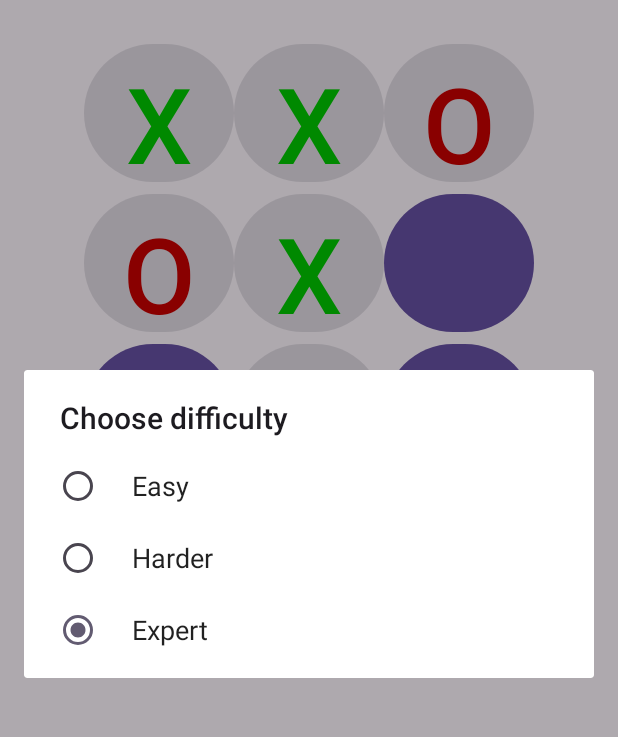
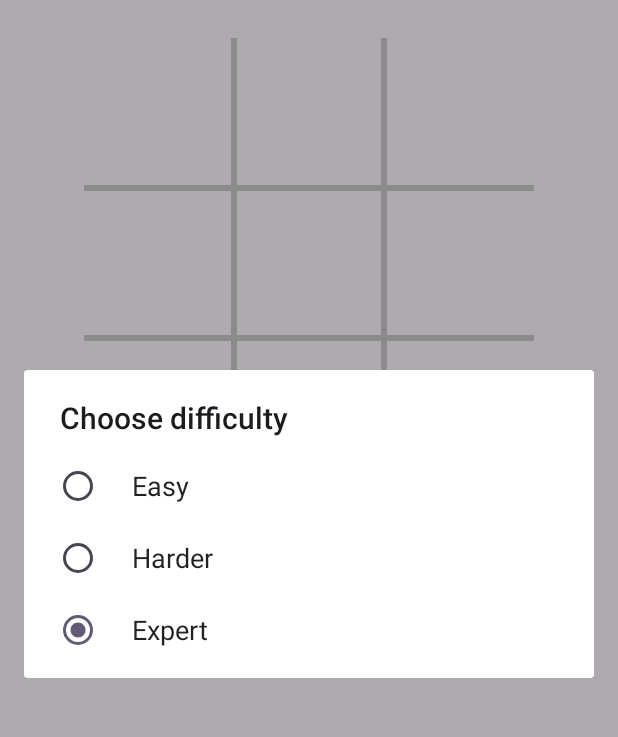
Before and after one commit to MobileAppsDevelopment2025II/AndroidTicTacToe, an Android app: the screen it shows after launch (MainActivity), in the options menu, after a tap on "Difficulty", on a phone screen of 412 x 824 dp, the part 94-831 px from its top. Run offline under Robolectric (Android 15) with nearby library versions, the light colour scheme and no system bars.

Commit message:
Challenge5

```diff
--- /dev/null
+++ b/app/src/main/java/co/edu/unal/tictactoe/BoardView.kt
@@ -0,0 +1,97 @@
+package co.edu.unal.tictactoe  // ⬅️ ajusta si tu paquete es distinto
+
+import android.content.Context
+import android.graphics.*
+import android.util.AttributeSet
+import android.view.View
+
+class BoardView : View {
+
+    companion object {
+        const val GRID_WIDTH = 6
+    }
+
+    private var mHumanBitmap: Bitmap? = null
+    private var mComputerBitmap: Bitmap? = null
+    private var mPaint: Paint? = null
+
+    // Referencia al juego para consultar el estado del tablero
+    private var mGame: TicTacToeGame? = null
+
+    constructor(context: Context) : super(context) { initialize() }
+    constructor(context: Context, attrs: AttributeSet?) : super(context, attrs) { initialize() }
+    constructor(context: Context, attrs: AttributeSet?, defStyleAttr: Int) : super(context, attrs, defStyleAttr) { initialize() }
+
+    private fun initialize() {
+        // Carga de bitmaps (pon tus nombres reales en drawable)
+        mHumanBitmap = BitmapFactory.decodeResource(resources, R.drawable.x_img)
+        mComputerBitmap = BitmapFactory.decodeResource(resources, R.drawable.o_img)
+
+        mPaint = Paint(Paint.ANTI_ALIAS_FLAG)
+        mPaint!!.color = Color.LTGRAY
+        mPaint!!.strokeWidth = GRID_WIDTH.toFloat()
+    }
+
+    fun setGame(game: TicTacToeGame) {
+        mGame = game
+        invalidate()
+    }
+
+    fun getBoardCellWidth(): Int {
+        val w = width
+        return if (w <= 0) 0 else w / 3
+    }
+
+    fun getBoardCellHeight(): Int {
+        val h = height
+        return if (h <= 0) 0 else h / 3
+    }
+
+    override fun onDraw(canvas: Canvas) {
+        super.onDraw(canvas)
+
+        val boardWidth = width
+        val boardHeight = height
+        val paint = mPaint ?: return
+
+        // === Líneas de la grilla ===
+        val cellWidth = if (boardWidth > 0) boardWidth / 3 else 0
+        val cellHeight = if (boardHeight > 0) boardHeight / 3 else 0
+
+        // Verticales
+        canvas.drawLine(cellWidth.toFloat(), 0f, cellWidth.toFloat(), boardHeight.toFloat(), paint)
+        canvas.drawLine((cellWidth * 2).toFloat(), 0f, (cellWidth * 2).toFloat(), boardHeight.toFloat(), paint)
+
+        // Horizontales
+        canvas.drawLine(0f, cellHeight.toFloat(), boardWidth.toFloat(), cellHeight.toFloat(), paint)
+        canvas.drawLine(0f, (cellHeight * 2).toFloat(), boardWidth.toFloat(), (cellHeight * 2).toFloat(), paint)
+
+        // === X y O en sus celdas ===
+        val game = mGame ?: return
+        var i = 0
+        while (i < TicTacToeGame.BOARD_SIZE) {
+            val col = i % 3
+            val row = i / 3
+
+            // Rect destino sin tapar las líneas (dejamos un margen del ancho de la línea)
+            val left = col * cellWidth + GRID_WIDTH
+            val top = row * cellHeight + GRID_WIDTH
+            val right = (col + 1) * cellWidth - GRID_WIDTH
+            val bottom = (row + 1) * cellHeight - GRID_WIDTH
+
+            val occupant = game.getBoardOccupant(i)
+            if (occupant == TicTacToeGame.HUMAN_PLAYER) {
+                val bmp = mHumanBitmap
+                if (bmp != null) {
+                    canvas.drawBitmap(bmp, null, Rect(left, top, right, bottom), null)
+                }
+            } else if (occupant == TicTacToeGame.COMPUTER_PLAYER) {
+                val bmp = mComputerBitmap
+                if (bmp != null) {
+                    canvas.drawBitmap(bmp, null, Rect(left, top, right, bottom), null)
+                }
+            }
+            i++
+        }
+    }
+}
--- a/app/src/main/java/co/edu/unal/tictactoe/MainActivity.kt
+++ b/app/src/main/java/co/edu/unal/tictactoe/MainActivity.kt
@@ -1,50 +1,120 @@
 package co.edu.unal.tictactoe
 
-import android.graphics.Color
+import android.media.MediaPlayer
 import android.os.Bundle
+import android.os.Handler
+import android.os.Looper
 import android.view.Menu
 import android.view.MenuItem
-import android.widget.Button
+import android.view.MotionEvent
+import android.view.View
 import android.widget.TextView
 import android.widget.Toast
 import androidx.appcompat.app.AlertDialog
 import androidx.appcompat.app.AppCompatActivity
+import com.google.android.material.appbar.MaterialToolbar
 
 class MainActivity : AppCompatActivity() {
 
     private lateinit var mGame: TicTacToeGame
+    private lateinit var mBoardView: BoardView
     private lateinit var mInfoTextView: TextView
-    private lateinit var mBoardButtons: Array<Button>
+
     private var mGameOver = false
+
+    // Sonidos
+    private var mHumanMediaPlayer: MediaPlayer? = null
+    private var mComputerMediaPlayer: MediaPlayer? = null
+
+    // Retardo para el turno de la computadora (para que se lea "Android turn")
+    private val uiHandler = Handler(Looper.getMainLooper())
 
     override fun onCreate(savedInstanceState: Bundle?) {
         super.onCreate(savedInstanceState)
         setContentView(R.layout.activity_main)
 
+        // Toolbar como ActionBar (asegúrate de tenerla en activity_main.xml con id "toolbar")
+        val toolbar = findViewById<MaterialToolbar>(R.id.toolbar)
+        setSupportActionBar(toolbar)
+        // Si quieres centrar/ocultar el título, configúralo en el XML o aquí con supportActionBar
 
-        // NUEVO: configura la toolbar para el menú
-        val toolbar = findViewById<com.google.android.material.appbar.MaterialToolbar>(R.id.toolbar)
-        setSupportActionBar(toolbar)
+        mInfoTextView = findViewById(R.id.information)
+        mBoardView = findViewById(R.id.board)
 
-        mBoardButtons = arrayOf(
-            findViewById<Button>(R.id.one),
-            findViewById<Button>(R.id.two),
-            findViewById<Button>(R.id.three),
-            findViewById<Button>(R.id.four),
-            findViewById<Button>(R.id.five),
-            findViewById<Button>(R.id.six),
-            findViewById<Button>(R.id.seven),
-            findViewById<Button>(R.id.eight),
-            findViewById<Button>(R.id.nine)
-        )
-        mInfoTextView = findViewById(R.id.information)
         mGame = TicTacToeGame()
+        mBoardView.setGame(mGame)
 
         if (savedInstanceState == null) {
             startNewGame()
         } else {
             restoreFromState(savedInstanceState)
         }
+
+        // Listener de toques sobre el tablero
+        mBoardView.setOnTouchListener { _: View, event: MotionEvent ->
+            if (event.action == MotionEvent.ACTION_DOWN && !mGameOver) {
+                val cellW = mBoardView.getBoardCellWidth()
+                val cellH = mBoardView.getBoardCellHeight()
+                if (cellW > 0 && cellH > 0) {
+                    val col = event.x.toInt() / cellW
+                    val row = event.y.toInt() / cellH
+                    val pos = row * 3 + col
+
+                    if (pos >= 0 && pos < TicTacToeGame.BOARD_SIZE) {
+                        if (setMove(TicTacToeGame.HUMAN_PLAYER, pos)) {
+                            mHumanMediaPlayer?.start()
+                            var winner = mGame.checkForWinner()
+
+                            if (winner == 0) {
+                                mInfoTextView.setText(R.string.turn_computer)
+                                // Juega la computadora tras 1s
+                                uiHandler.postDelayed({
+                                    val move = mGame.getComputerMove()
+                                    if (move != -1) {
+                                        setMove(TicTacToeGame.COMPUTER_PLAYER, move)
+                                        mComputerMediaPlayer?.start()
+                                    }
+                                    winner = mGame.checkForWinner()
+                                    when (winner) {
+                                        0 -> mInfoTextView.setText(R.string.turn_human)
+                                        1 -> endGame(R.string.result_tie)
+                                        2 -> endGame(R.string.result_human_wins)
+                                        3 -> endGame(R.string.result_computer_wins)
+                                    }
+                                }, 1000L)
+                            } else {
+                                when (winner) {
+                                    1 -> endGame(R.string.result_tie)
+                                    2 -> endGame(R.string.result_human_wins)
+                                    3 -> endGame(R.string.result_computer_wins)
+                                }
+                            }
+                        }
+                    }
+                }
+            }
+            false
+        }
+    }
+
+    private fun startNewGame() {
+        mGame.clearBoard()
+        mGameOver = false
+        mBoardView.invalidate()
+        mInfoTextView.setText(R.string.first_human)
+    }
+
+    private fun endGame(messageRes: Int) {
+        mGameOver = true
+        mInfoTextView.setText(messageRes)
+    }
+
+    private fun setMove(player: Char, location: Int): Boolean {
+        if (mGame.setMove(player, location)) {
+            mBoardView.invalidate()
+            return true
+        }
+        return false
     }
 
     private fun restoreFromState(state: Bundle) {
@@ -59,90 +129,19 @@ class MainActivity : AppCompatActivity() {
         else TicTacToeGame.DifficultyLevel.Expert.ordinal
         mGame.setDifficultyLevel(levels[safeIdx])
 
+        // Reconstruir el tablero en el modelo
         mGame.clearBoard()
-        var idx = 0
-        while (idx < mBoardButtons.size) {
-            val btn = mBoardButtons[idx]
-            val ch: Char = if (board != null && idx >= 0 && idx < board.size) board[idx]
-            else TicTacToeGame.OPEN_SPOT
-
-            if (ch == TicTacToeGame.OPEN_SPOT) {
-                btn.text = ""
-                btn.isEnabled = !mGameOver
-            } else {
-                mGame.setMove(ch, idx)
-                paintButton(btn, ch)
+        if (board != null) {
+            var i = 0
+            while (i < board.size && i < TicTacToeGame.BOARD_SIZE) {
+                val ch = board[i]
+                if (ch == TicTacToeGame.HUMAN_PLAYER || ch == TicTacToeGame.COMPUTER_PLAYER) {
+                    mGame.setMove(ch, i)
+                }
+                i++
             }
-            idx++
         }
-        attachClickListeners()
-    }
-
-    private fun startNewGame() {
-        mGame.clearBoard()
-        mGameOver = false
-
-        var i = 0
-        while (i < mBoardButtons.size) {
-            val btn = mBoardButtons[i]
-            btn.text = ""
-            btn.isEnabled = true
-            i++
-        }
-        attachClickListeners()
-        mInfoTextView.setText(R.string.first_human)
-    }
-
-    private fun attachClickListeners() {
-        var index = 0
-        while (index < mBoardButtons.size) {
-            val button = mBoardButtons[index]
-            val pos = index
-            button.setOnClickListener {
-                if (!mGameOver && button.isEnabled) {
-                    if (mGame.setMove(TicTacToeGame.HUMAN_PLAYER, pos)) {
-                        paintButton(button, TicTacToeGame.HUMAN_PLAYER)
-                        var winner = mGame.checkForWinner()
-
-                        if (winner == 0) {
-                            mInfoTextView.setText(R.string.turn_computer)
-                            val move = mGame.getComputerMove()
-                            if (move != -1) {
-                                mGame.setMove(TicTacToeGame.COMPUTER_PLAYER, move)
-                                paintButton(mBoardButtons[move], TicTacToeGame.COMPUTER_PLAYER)
-                            }
-                            winner = mGame.checkForWinner()
-                        }
-
-                        when (winner) {
-                            0 -> mInfoTextView.setText(R.string.turn_human)
-                            1 -> endGame(R.string.result_tie)
-                            2 -> endGame(R.string.result_human_wins)
-                            3 -> endGame(R.string.result_computer_wins)
-                        }
-                    }
-                }
-            }
-            index++
-        }
-    }
-
-    private fun paintButton(btn: Button, player: Char) {
-        btn.isEnabled = false
-        btn.text = player.toString()
-        btn.setTextColor(
-            if (player == TicTacToeGame.HUMAN_PLAYER) Color.rgb(0, 200, 0) else Color.rgb(200, 0, 0)
-        )
-    }
-
-    private fun endGame(messageRes: Int) {
-        mGameOver = true
-        var i = 0
-        while (i < mBoardButtons.size) {
-            mBoardButtons[i].isEnabled = false
-            i++
-        }
-        mInfoTextView.setText(messageRes)
+        mBoardView.invalidate()
     }
 
     override fun onSaveInstanceState(outState: Bundle) {
@@ -153,7 +152,7 @@ class MainActivity : AppCompatActivity() {
         outState.putInt("difficulty", mGame.getDifficultyLevel().ordinal)
     }
 
-    // ====== Menú ======
+    // ===== Menú =====
     override fun onCreateOptionsMenu(menu: Menu): Boolean {
         menuInflater.inflate(R.menu.menu_main, menu)
         return true
@@ -169,7 +168,6 @@ class MainActivity : AppCompatActivity() {
         }
     }
 
-    // ====== Diálogos ======
     private fun showDifficultyDialog() {
         val levelsText = arrayOf(
             getString(R.string.difficulty_easy),
@@ -194,8 +192,7 @@ class MainActivity : AppCompatActivity() {
                 Toast.makeText(applicationContext, levelsText[which], Toast.LENGTH_SHORT).show()
                 dialog.dismiss()
             }
-        val dialog = builder.create()
-        dialog.show()
+        builder.create().show()
     }
 
     private fun confirmQuitDialog() {
@@ -209,11 +206,25 @@ class MainActivity : AppCompatActivity() {
 
     private fun showAboutDialog() {
         val dialogView = layoutInflater.inflate(R.layout.about_dialog, null)
-
         AlertDialog.Builder(this)
             .setView(dialogView)
             .setPositiveButton("OK", null)
             .show()
     }
 
+    // ===== Sonidos =====
+    override fun onResume() {
+        super.onResume()
+        // Asegúrate de tener res/raw/move_human.mp3 y res/raw/move_cpu.mp3
+        mHumanMediaPlayer = MediaPlayer.create(applicationContext, R.raw.move_human)
+        mComputerMediaPlayer = MediaPlayer.create(applicationContext, R.raw.move_cpu)
+    }
+
+    override fun onPause() {
+        super.onPause()
+        try { mHumanMediaPlayer?.release() } catch (_: Exception) {}
+        try { mComputerMediaPlayer?.release() } catch (_: Exception) {}
+        mHumanMediaPlayer = null
+        mComputerMediaPlayer = null
+    }
 }
--- a/app/src/main/java/co/edu/unal/tictactoe/TicTacToeGame.kt
+++ b/app/src/main/java/co/edu/unal/tictactoe/TicTacToeGame.kt
@@ -141,4 +141,15 @@ class TicTacToeGame(private val rng: Random = Random.Default) {
         while (i < BOARD_SIZE) { snap[i] = board[i]; i++ }
         return snap
     }
+
+    fun getBoardOccupant(index: Int): Char {
+        return if (index >= 0 && index < BOARD_SIZE) {
+            // Devuelve 'X', 'O' o ' ' (OPEN_SPOT)
+            val snap = getBoardSnapshot()
+            snap[index]
+        } else {
+            OPEN_SPOT
+        }
+    }
+
 }
--- a/app/src/main/res/layout/activity_main.xml
+++ b/app/src/main/res/layout/activity_main.xml
@@ -16,28 +16,11 @@
         app:titleCentered="false"
         app:navigationIconTint="?attr/colorOnSurface" />
 
-    <TableLayout
-        android:id="@+id/play_grid"
-        android:layout_width="wrap_content"
-        android:layout_height="wrap_content"
-        android:layout_marginTop="8dp">
-
-        <TableRow android:gravity="center_horizontal">
-            <Button android:id="@+id/one"   android:layout_width="100dp" android:layout_height="100dp" android:textSize="70sp"/>
-            <Button android:id="@+id/two"   android:layout_width="100dp" android:layout_height="100dp" android:textSize="70sp"/>
-            <Button android:id="@+id/three" android:layout_width="100dp" android:layout_height="100dp" android:textSize="70sp"/>
-        </TableRow>
-        <TableRow android:gravity="center_horizontal">
-            <Button android:id="@+id/four"  android:layout_width="100dp" android:layout_height="100dp" android:textSize="70sp"/>
-            <Button android:id="@+id/five"  android:layout_width="100dp" android:layout_height="100dp" android:textSize="70sp"/>
-            <Button android:id="@+id/six"   android:layout_width="100dp" android:layout_height="100dp" android:textSize="70sp"/>
-        </TableRow>
-        <TableRow android:gravity="center_horizontal">
-            <Button android:id="@+id/seven" android:layout_width="100dp" android:layout_height="100dp" android:textSize="70sp"/>
-            <Button android:id="@+id/eight" android:layout_width="100dp" android:layout_height="100dp" android:textSize="70sp"/>
-            <Button android:id="@+id/nine"  android:layout_width="100dp" android:layout_height="100dp" android:textSize="70sp"/>
-        </TableRow>
-    </TableLayout>
+    <co.edu.unal.tictactoe.BoardView
+        android:id="@+id/board"
+        android:layout_width="300dp"
+        android:layout_height="300dp"
+        android:layout_marginTop="8dp" />
 
     <TextView
         android:id="@+id/information"
```
Also changed, not shown: app/src/main/res/drawable/o_img.png (added), app/src/main/res/drawable/x_img.png (added), 2 other files.
